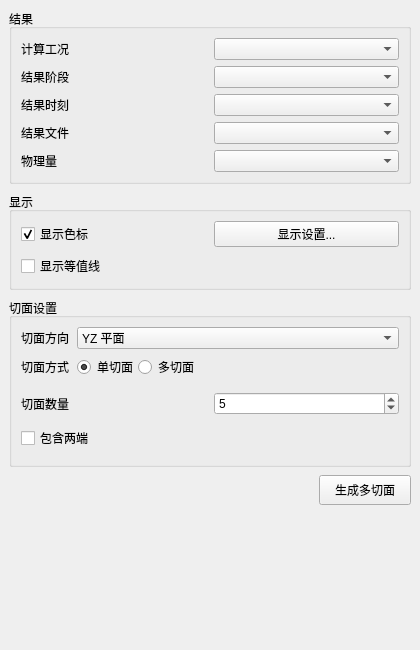
Above: plugins/Base_PostProcessing/SliceSettingsWidget.ui from asd977/base_cae before the change. Below: the same form after it.
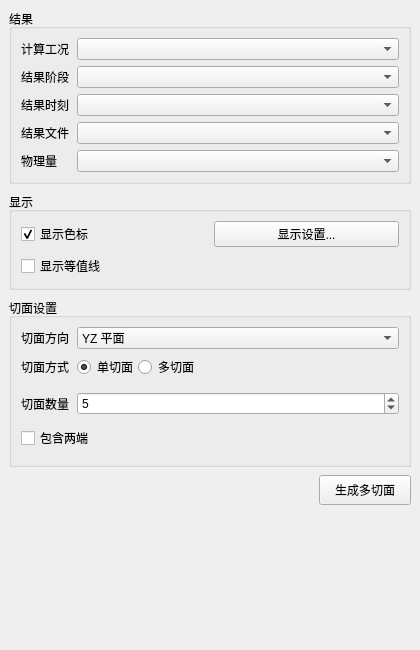
That is the form after the change. The open tabs and pages were chosen to show the change.

Diff of the .ui file:
```diff
--- a/plugins/Base_PostProcessing/SliceSettingsWidget.ui
+++ b/plugins/Base_PostProcessing/SliceSettingsWidget.ui
@@ -37,10 +37,19 @@
      <layout class="QGridLayout" name="resultDataLayout">
       <item row="0" column="0">
        <widget class="QLabel" name="analysisLabel">
+ <property name="sizePolicy">
+  <sizepolicy hsizetype="Fixed" vsizetype="Preferred">
+   <horstretch>0</horstretch>
+   <verstretch>0</verstretch>
+  </sizepolicy>
+ </property>
         <property name="text">
          <string>计算工况</string>
         </property>
-       </widget>
+        <property name="wordWrap">
+  <bool>false</bool>
+ </property>
+</widget>
       </item>
       <item row="0" column="1">
        <widget class="QComboBox" name="analysisComboBox" />
@@ -53,40 +62,76 @@
       </property>
       <item row="1" column="0">
        <widget class="QLabel" name="resultStageLabel">
+ <property name="sizePolicy">
+  <sizepolicy hsizetype="Fixed" vsizetype="Preferred">
+   <horstretch>0</horstretch>
+   <verstretch>0</verstretch>
+  </sizepolicy>
+ </property>
         <property name="text">
          <string>结果阶段</string>
         </property>
-       </widget>
+        <property name="wordWrap">
+  <bool>false</bool>
+ </property>
+</widget>
       </item>
       <item row="1" column="1">
        <widget class="QComboBox" name="resultDirComboBox" />
       </item>
       <item row="2" column="0">
        <widget class="QLabel" name="resultTimeLabel">
+ <property name="sizePolicy">
+  <sizepolicy hsizetype="Fixed" vsizetype="Preferred">
+   <horstretch>0</horstretch>
+   <verstretch>0</verstretch>
+  </sizepolicy>
+ </property>
         <property name="text">
          <string>结果时刻</string>
         </property>
-       </widget>
+        <property name="wordWrap">
+  <bool>false</bool>
+ </property>
+</widget>
       </item>
       <item row="2" column="1">
        <widget class="QComboBox" name="resultTimeComboBox" />
       </item>
       <item row="3" column="0">
        <widget class="QLabel" name="resultTypeLabel">
+ <property name="sizePolicy">
+  <sizepolicy hsizetype="Fixed" vsizetype="Preferred">
+   <horstretch>0</horstretch>
+   <verstretch>0</verstretch>
+  </sizepolicy>
+ </property>
         <property name="text">
          <string>结果文件</string>
         </property>
-       </widget>
+        <property name="wordWrap">
+  <bool>false</bool>
+ </property>
+</widget>
       </item>
       <item row="3" column="1">
        <widget class="QComboBox" name="stepComboBox" />
       </item>
       <item row="4" column="0">
        <widget class="QLabel" name="scalarLabel">
+ <property name="sizePolicy">
+  <sizepolicy hsizetype="Fixed" vsizetype="Preferred">
+   <horstretch>0</horstretch>
+   <verstretch>0</verstretch>
+  </sizepolicy>
+ </property>
         <property name="text">
          <string>物理量</string>
         </property>
-       </widget>
+        <property name="wordWrap">
+  <bool>false</bool>
+ </property>
+</widget>
       </item>
       <item row="4" column="1">
        <widget class="QComboBox" name="scalarComboBox" />
@@ -312,10 +357,19 @@
           </property>
           <item row="0" column="0">
            <widget class="QLabel" name="sliceCountLabel">
+ <property name="sizePolicy">
+  <sizepolicy hsizetype="Fixed" vsizetype="Preferred">
+   <horstretch>0</horstretch>
+   <verstretch>0</verstretch>
+  </sizepolicy>
+ </property>
             <property name="text">
              <string>切面数量</string>
             </property>
-           </widget>
+            <property name="wordWrap">
+  <bool>false</bool>
+ </property>
+</widget>
           </item>
           <item row="0" column="1">
            <widget class="QSpinBox" name="sliceNumSpin">
```
Left out of the diff: 22 changed lines with no effect on the pictures.
